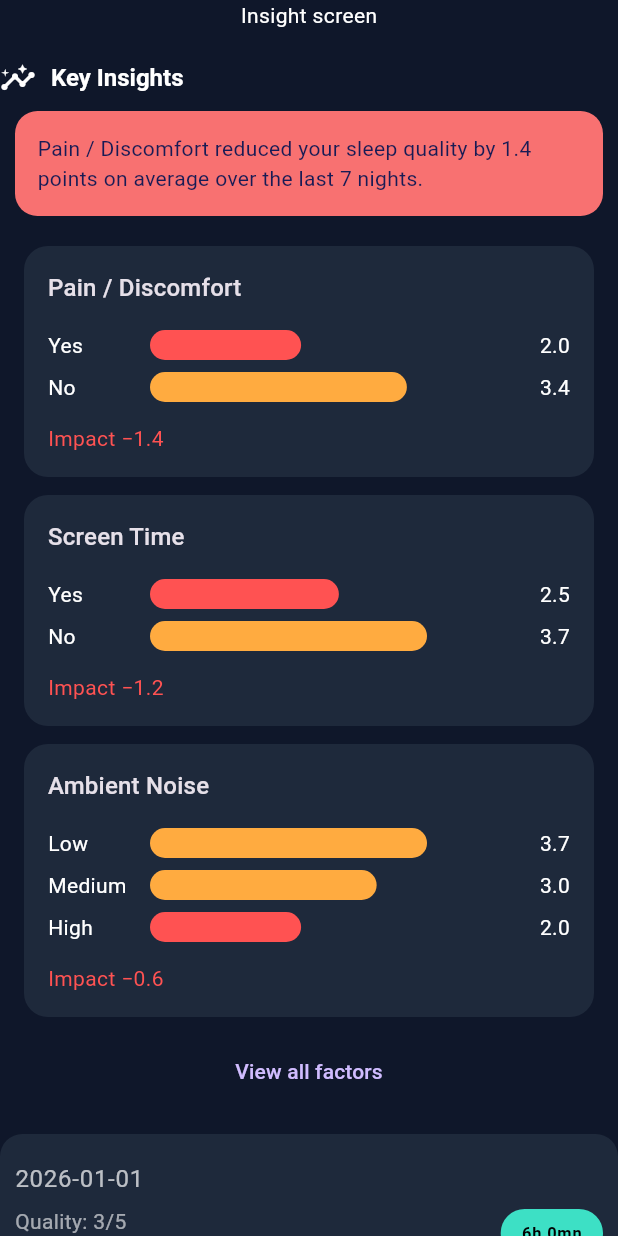
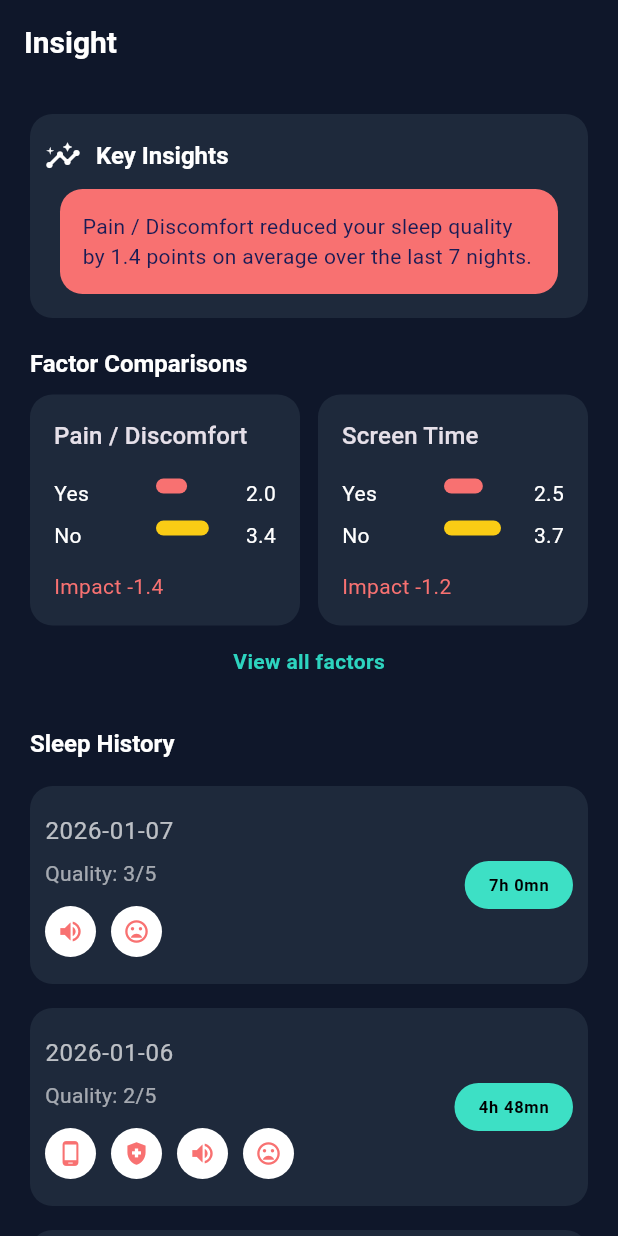
Before and after one commit to chanlinna/Sleep_Blocker, a Flutter app: the InsightScreen screen opened directly, on a phone screen of 412 x 824 dp. Run offline on Flutter 3.47's test engine with Material 3 defaults, Android fonts, the phone set to English and light mode, and no system bars; missing offline and left inert: horizontal_weekly_calendar.

Commit message:
done insight screen

```diff
--- a/sleep_blocker/lib/ui/screens/insight_screen.dart
+++ b/sleep_blocker/lib/ui/screens/insight_screen.dart
@@ -4,13 +4,28 @@ import 'package:sleep_blocker/data/mock_habit_log.dart';
 import 'package:sleep_blocker/data/mock_sleep_log.dart';
 import 'package:sleep_blocker/logic/sleep_blocker_analyzer.dart';
 import 'package:sleep_blocker/ui/helpers/blocker_text.dart';
+import 'package:sleep_blocker/ui/theme/app_theme.dart';
+import 'package:sleep_blocker/ui/widgets/expand_collapse_button.dart';
 import 'package:sleep_blocker/ui/widgets/factor_comparison_card.dart';
 import 'package:sleep_blocker/ui/widgets/info_tile.dart';
+import 'package:sleep_blocker/ui/widgets/section_title.dart';
 import 'package:sleep_blocker/ui/widgets/sleep_history_item.dart';
 
-class InsightScreen extends StatelessWidget {
+class InsightScreen extends StatefulWidget {
   const InsightScreen({super.key});
 
+  @override
+  State<InsightScreen> createState() => _InsightScreenState();
+}
+
+class _InsightScreenState extends State<InsightScreen> {
+  bool _showAllFactors = false;
+
+  void onViewAllFactors() {
+    setState(() {
+      _showAllFactors = !_showAllFactors;
+    });
+  }
 
   @override
   Widget build(BuildContext context) {
@@ -20,42 +35,59 @@ class InsightScreen extends StatelessWidget {
       factors: mockFactors
     );
 
-    final topBlockers = result.blockers.take(3).toList();
+    final allBlockers = result.blockers;
+    final visibleBlockers = _showAllFactors ? allBlockers : allBlockers.take(2).toList();
 
     return Scaffold(
-      body: Column(
+      appBar: AppBar(
+        title: const Text('Insight'),
+      ),
+      body: Container(
+        margin: const EdgeInsets.symmetric(horizontal: 20),
+        child: Column(
           children: [
-          Center(
-            child: Text("Insight screen"),
+            const SizedBox(height: 20),
+            Container(
+              padding: const EdgeInsets.symmetric(vertical: 16, horizontal: 10),
+              decoration: BoxDecoration(
+                borderRadius: BorderRadius.circular(15),
+                color: AppTheme.surfaceColor
+              ),
+              child: InfoTile(title: "Key Insights", desc: insightText(result), infoType: InfoType.insight)
             ),
             const SizedBox(height: 20,),
-          InfoTile(title: "Key Insights", desc: insightText(result!), infoType: InfoType.insight),
-          const SizedBox(height: 20,),
-          if (result.status == BlockerStatus.success && topBlockers.isNotEmpty)
-            Padding(
-              padding: const EdgeInsets.symmetric(horizontal: 16),
-              child: Column(
-                children: [
-                  for (final blocker in topBlockers)
-                    Padding(
-                      padding: const EdgeInsets.only(bottom: 12),
+            SectionTitle(title: 'Factor Comparisons'),
+            if (result.status == BlockerStatus.success && visibleBlockers.isNotEmpty)
+              AnimatedSize(
+                duration: const Duration(milliseconds: 250),
+                curve: Curves.easeInOut,
+                child: LayoutBuilder(
+                  builder: (context, constraints) {
+                    final cardWidth = (constraints.maxWidth - 12) / 2;
+
+                    return Wrap(
+                      spacing: 12,
+                      runSpacing: 12,
+                      children: visibleBlockers.map((blocker) {
+                        return SizedBox(
+                          width: cardWidth,
                           child: FactorComparisonCard(result: blocker),
-                    ),
-                  TextButton(
-                    onPressed: () {
+                        );
+                      }).toList(),
+                    );
                   },
-                    child: const Text("View all factors"),
-                  ),
-                ],
                 ),
               ),
+            if (allBlockers.length > 2)
+              ExpandCollapseButton(isExpanded: _showAllFactors, onTap: onViewAllFactors,),
 
-          const SizedBox(height: 10),
+            const SizedBox(height: 20),
+            SectionTitle(title: 'Sleep History'),
             Expanded(
                 child: ListView.builder(
                   itemCount: mockSleepLogs.length,
                   itemBuilder: (context, index) {
-                final sleepLog = mockSleepLogs[index];
+                    final sleepLog = mockSleepLogs[mockSleepLogs.length - 1 - index];
 
                     final habitLogsForNight = mockHabitLogs
                         .where((h) => h.sleepLogId == sleepLog.id)
@@ -71,6 +103,7 @@ class InsightScreen extends StatelessWidget {
               ),
           ],
         ),
+      ),
     );
 
   }
--- a/sleep_blocker/lib/ui/screens/main_tab_screen.dart
+++ b/sleep_blocker/lib/ui/screens/main_tab_screen.dart
@@ -17,7 +17,6 @@ class _MainTabScreenState extends State<MainTabScreen> {
   @override
   Widget build(BuildContext context) {
     return Scaffold(
-      appBar: AppBar(title: Text('Sleep Blocker')),
       body: IndexedStack(
         index: _currentTabIndex,
         children: [
--- a/sleep_blocker/lib/ui/theme/app_theme.dart
+++ b/sleep_blocker/lib/ui/theme/app_theme.dart
@@ -28,7 +28,7 @@ class AppTheme {
       headlineMedium: TextStyle(fontSize: 20, fontWeight: FontWeight.bold, color: textPrimary),
       bodyLarge: TextStyle(fontSize: 16, color: textPrimary),
       bodyMedium: TextStyle(fontSize: 14, color: textPrimary),
-      bodySmall: TextStyle(fontSize: 10, color: Color(0xFFA8A3A3)),
+      bodySmall: TextStyle(fontSize: 12, color: Color(0xFFA8A3A3)),
       labelMedium: TextStyle(fontSize: 16)
     ),
     elevatedButtonTheme: ElevatedButtonThemeData(
--- /dev/null
+++ b/sleep_blocker/lib/ui/widgets/expand_collapse_button.dart
@@ -0,0 +1,27 @@
+import 'package:flutter/material.dart';
+import 'package:sleep_blocker/ui/theme/app_theme.dart';
+
+class ExpandCollapseButton extends StatelessWidget {
+  final bool isExpanded;
+  final VoidCallback onTap;
+
+  const ExpandCollapseButton({
+    super.key,
+    required this.isExpanded,
+    required this.onTap,
+  });
+
+  @override
+  Widget build(BuildContext context) {
+    return TextButton(
+      onPressed: onTap,
+      child: Text(
+        isExpanded ? 'Hide factors' : 'View all factors',
+        style: Theme.of(context).textTheme.bodyMedium?.copyWith(
+                        color: AppTheme.primaryColor,
+                        fontWeight: FontWeight.w600,
+              ),
+      ),
+    );
+  }
+}
--- a/sleep_blocker/lib/ui/widgets/factor_comparison_card.dart
+++ b/sleep_blocker/lib/ui/widgets/factor_comparison_card.dart
@@ -16,8 +16,6 @@ ComparisonStyle comparisonStyleFor(FactorType type) {
   }
 }
 
-/// FactorComparisonCard
-/// Shows avg quality for each factor level, visual bar, and impact
 class FactorComparisonCard extends StatelessWidget {
   final BlockerResult result;
 
@@ -31,14 +29,13 @@ class FactorComparisonCard extends StatelessWidget {
     final factor = result.factor;
     final style = comparisonStyleFor(factor.type);
 
-    // Compute averages for display
     final averages = _computeAverages(result, style);
 
     return Container(
       padding: const EdgeInsets.all(16),
       decoration: BoxDecoration(
         color: AppTheme.surfaceColor,
-        borderRadius: BorderRadius.circular(16),
+        borderRadius: BorderRadius.circular(15),
       ),
       child: Column(
         crossAxisAlignment: CrossAxisAlignment.start,
@@ -46,27 +43,25 @@ class FactorComparisonCard extends StatelessWidget {
           Text(factor.name, style: Theme.of(context).textTheme.titleMedium),
           const SizedBox(height: 12),
 
-          // Display levels
           for (final level in averages.keys)
             _buildLevelBar(context, level, averages[level]!),
 
           const SizedBox(height: 10),
           Text(
-            "Impact −${result.impact.abs().toStringAsFixed(1)}",
-            style: const TextStyle(color: Colors.redAccent),
+            "Impact -${result.impact.abs().toStringAsFixed(1)}",
+            style: const TextStyle(color: AppTheme.highRiskColor),
           ),
         ],
       ),
     );
   }
 
-  /// Builds a horizontal bar for each factor level
   Widget _buildLevelBar(BuildContext context, String label, double avgQuality) {
     final barColor = avgQuality <= 2.5
-        ? Colors.redAccent
+        ? AppTheme.highRiskColor
         : avgQuality <= 4.0
-            ? Colors.orangeAccent
-            : Colors.green;
+            ? Color(0xFFFACC15)
+            : AppTheme.primaryColor;
 
     return Padding(
       padding: const EdgeInsets.symmetric(vertical: 4),
@@ -85,9 +80,9 @@ class FactorComparisonCard extends StatelessWidget {
                   ),
                 ),
                 FractionallySizedBox(
-                  widthFactor: avgQuality / 5, // max quality = 5
+                  widthFactor: avgQuality / 5,
                   child: Container(
-                    height: 20,
+                    height: 10,
                     decoration: BoxDecoration(
                       color: barColor,
                       borderRadius: BorderRadius.circular(10),
@@ -104,18 +99,15 @@ class FactorComparisonCard extends StatelessWidget {
     );
   }
 
-  /// Compute averages per factor level
   Map<String, double> _computeAverages(BlockerResult result, ComparisonStyle style) {
     final averages = <String, double>{};
 
     switch (style) {
       case ComparisonStyle.binary:
-        // Yes / No averages
         averages['Yes'] = result.yesAvg;
         averages['No'] = result.noAvg;
         break;
       case ComparisonStyle.ordinal:
-        // High / Medium / Low averages
         averages['Low'] = result.lowAvg;
         averages['Medium'] = result.mediumAvg;
         averages['High'] = result.highAvg;
--- /dev/null
+++ b/sleep_blocker/lib/ui/widgets/section_title.dart
@@ -0,0 +1,22 @@
+import 'package:flutter/material.dart';
+
+class SectionTitle extends StatelessWidget {
+  const SectionTitle({super.key, required this.title});
+  final String title;
+
+  @override
+  Widget build(BuildContext context) {
+    return Column(
+        children: [
+          Align(
+            alignment: Alignment.centerLeft,
+            child: Text(
+              title,
+              style: Theme.of(context).textTheme.headlineMedium!.copyWith(fontSize: 16),
+            ),
+          ),
+          SizedBox(height: 10,),
+        ],
+      );
+  }
+}
--- a/sleep_blocker/lib/ui/widgets/sleep_history_item.dart
+++ b/sleep_blocker/lib/ui/widgets/sleep_history_item.dart
@@ -32,7 +32,7 @@ class SleepHistoryItem extends StatelessWidget {
         contentPadding: const EdgeInsets.all(10),
 
         trailing: Container(
-          padding: const EdgeInsets.symmetric(horizontal: 14, vertical: 8),
+          padding: const EdgeInsets.symmetric(horizontal: 16, vertical: 8),
           decoration: BoxDecoration(
             color: const Color(0xFF3DE0C5),
             borderRadius: BorderRadius.circular(20),
```
Also changed, not shown: sleep_blocker/lib/logic/calculate_sleep_health.dart (added, +69 -0 lines), sleep_blocker/lib/ui/screens/home_screen.dart (+8 -1 lines), sleep_blocker/lib/ui/widgets/sleep_health.dart (added, +106 -0 lines). Lines whose indentation alone changed are shown as unchanged.
